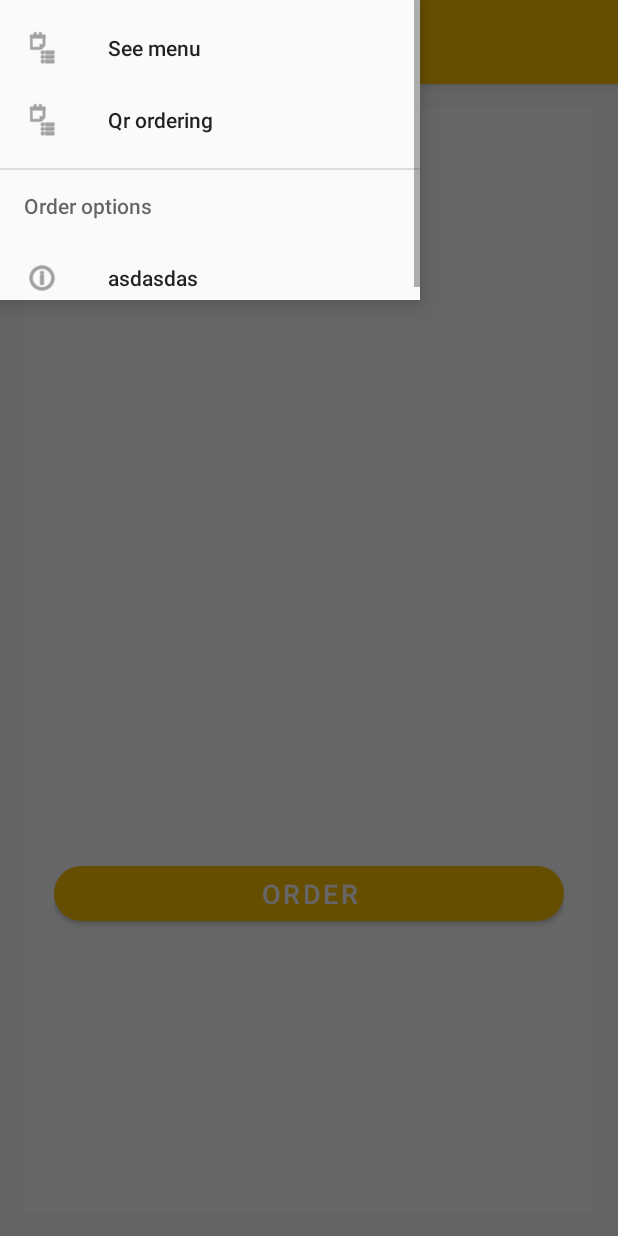
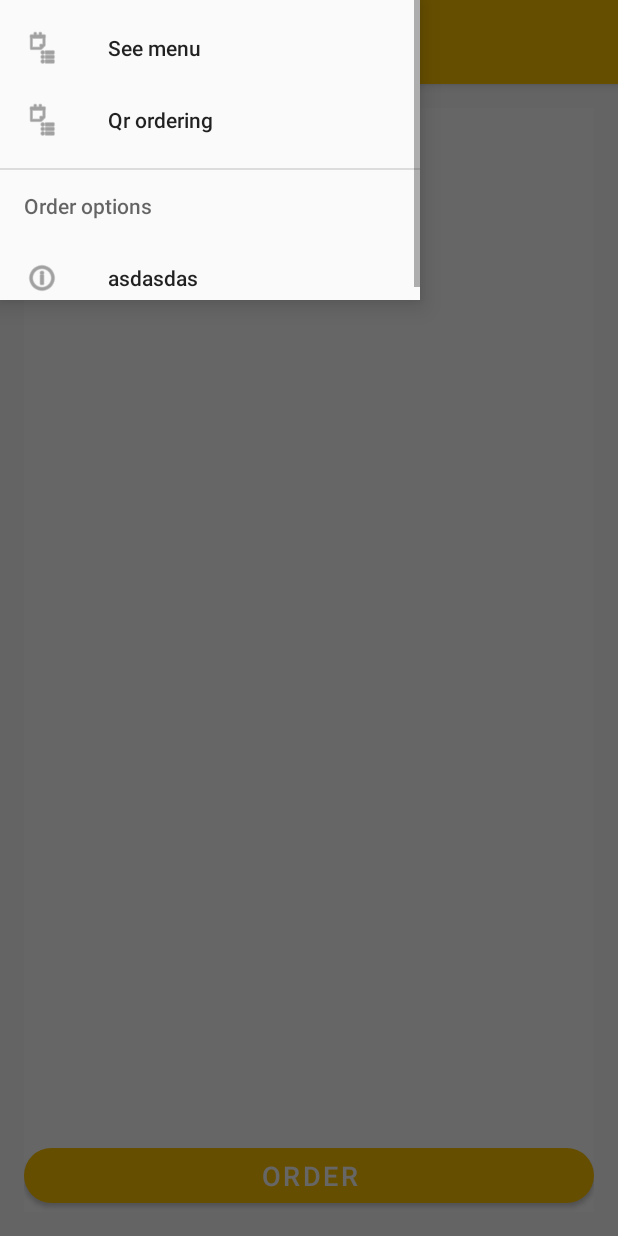
Before and after one commit to AIR-FOI-HR/AIR1925, an Android app: the RestaurantMenuFragment screen opened directly, with no data from a screen before it, with the side drawer open, on a phone screen of 412 x 824 dp. Run offline under Robolectric (Android 15) with nearby library versions, the phone set to English and light mode, and no system bars; our stand-ins replace Firebase (no records; nobody signed in at launch, a user with empty details on screens opened directly), Picasso; libraries missing offline, so code that uses them is left out: com.google.zxing.integration.

Commit message:
Popravak vracanja nakon narudzbe na odabir menija

```diff
--- a/app/src/main/java/foi/air/rse/Controllers/guest/restaurants/helperClasses/NavigationManager.java
+++ b/app/src/main/java/foi/air/rse/Controllers/guest/restaurants/helperClasses/NavigationManager.java
@@ -106,6 +106,7 @@ public class NavigationManager {
 
             NavigationItem selectedItem = navigationItems.get(menuItem.getItemId());
             startModule(selectedItem);
+
         }
     }
 }
--- a/app/src/main/java/foi/air/rse/Controllers/guest/restaurants/modular/OrderingModulActivity.java
+++ b/app/src/main/java/foi/air/rse/Controllers/guest/restaurants/modular/OrderingModulActivity.java
@@ -121,6 +121,7 @@ public class OrderingModulActivity extends AppCompatActivity implements SharedPr
 
     @Override
     protected void onActivityResult(int requestCode, int resultCode, @Nullable Intent data) {
+
         super.onActivityResult(requestCode, resultCode, data);
     }
 }
--- a/app/src/main/java/foi/air/rse/Controllers/guest/restaurants/modular/RestaurantProfileActivity.java
+++ b/app/src/main/java/foi/air/rse/Controllers/guest/restaurants/modular/RestaurantProfileActivity.java
@@ -63,6 +63,7 @@ public class RestaurantProfileActivity extends AppCompatActivity{
             @Override
             public void onClick(View view) {
                 Intent modularActivity = new Intent(getApplicationContext(), OrderingModulActivity.class).putExtra("restaurantId", restaurantId);
+
                 startActivity(modularActivity);
                 finish();
             }
--- a/app/src/main/res/layout/fragment_restaurant_menu_guestview.xml
+++ b/app/src/main/res/layout/fragment_restaurant_menu_guestview.xml
@@ -10,40 +10,28 @@
     android:id="@+id/restaurant_menu_guestview"
     android:gravity="center|fill_vertical">
 
-    <LinearLayout
-        android:layout_width="wrap_content"
-        android:layout_height="match_parent"
+
+    <androidx.recyclerview.widget.RecyclerView
+        android:id="@+id/rcvDishListGuest"
+        android:layout_width="match_parent"
+        android:layout_height="wrap_content"
+        android:layout_above="@+id/btnOrder"
         android:layout_alignParentStart="true"
         android:layout_alignParentTop="true"
-        android:layout_alignParentEnd="true"
-        android:layout_alignParentBottom="true"
-        android:padding="20dp"
-        android:orientation="vertical">
+        android:layout_alignParentEnd="true" />
 
-        <androidx.recyclerview.widget.RecyclerView
-            android:id="@+id/rcvDishListGuest"
-            android:layout_width="match_parent"
-            android:layout_height="479dp" />
-
-        <LinearLayout
-
-        android:layout_width="match_parent"
-        android:layout_height="fill_parent">
-
-            <com.google.android.material.button.MaterialButton
+    <com.google.android.material.button.MaterialButton
                 android:id="@+id/btnOrder"
                 android:layout_width="match_parent"
                 android:layout_height="wrap_content"
                 android:padding="6dp"
                 android:text="Order"
+                android:layout_alignParentBottom="true"
                 android:textAlignment="center"
                 android:textColor="@color/white"
                 android:textSize="18dp"
                 app:cornerRadius="20dp"
                 tools:visibility="visible" />
 
-        </LinearLayout>
-
-    </LinearLayout>
 
 </RelativeLayout>
--- a/core/src/main/java/com/example/core/OrderSummaryActivity.java
+++ b/core/src/main/java/com/example/core/OrderSummaryActivity.java
@@ -132,7 +132,9 @@ public class OrderSummaryActivity extends AppCompatActivity implements DatePicke
                 {
                     Thread.currentThread().interrupt();
                 }
+                intent.addFlags(Intent.FLAG_ACTIVITY_NO_HISTORY);
                 startActivity(intent);
+
             }
         }
     }
--- a/core/src/main/res/layout/activity_order_final.xml
+++ b/core/src/main/res/layout/activity_order_final.xml
@@ -2,8 +2,10 @@
 <androidx.constraintlayout.widget.ConstraintLayout xmlns:android="http://schemas.android.com/apk/res/android"
     xmlns:app="http://schemas.android.com/apk/res-auto"
     xmlns:tools="http://schemas.android.com/tools"
+    android:id="@+id/layoutZadnji"
     android:layout_width="match_parent"
     android:layout_height="match_parent"
+    android:clickable="true"
     tools:context=".OrderFinal">
 
     <TextView
@@ -126,4 +128,5 @@
         app:layout_constraintTop_toTopOf="parent"
         app:layout_constraintVertical_bias="0.497" />
 
+
 </androidx.constraintlayout.widget.ConstraintLayout>
--- a/qrscanning/src/main/java/com/example/qrscanning/QrScanningFragment.java
+++ b/qrscanning/src/main/java/com/example/qrscanning/QrScanningFragment.java
@@ -177,6 +177,7 @@ public class QrScanningFragment extends Fragment implements NavigationItem {
     public void openTimeAndPersons(String key) {
         Intent intent = new Intent(getContext(), OrderSummaryActivity.class);
         intent.putExtra("key", key);
+        intent.addFlags(Intent.FLAG_ACTIVITY_NO_HISTORY);
         startActivity(intent);
     }
 
```
Also changed, not shown: app/src/main/java/foi/air/rse/Controllers/guest/restaurants/RestaurantFragmentList.java (+8 -4 lines), app/src/main/java/foi/air/rse/Controllers/guest/restaurants/modular/RestaurantMenuFragment.java (+12 -11 lines), core/src/main/java/com/example/core/OrderFinal.java (+15 -0 lines).
